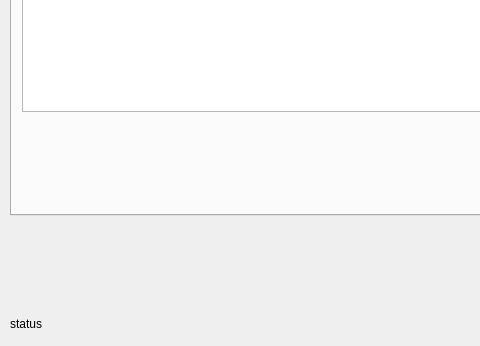
feferreira/PCash, file PCash-desktop/widget.ui: the form before one commit; both pictures show x 0 to 480 and y 275 to 621 of the 1304 by 621 pixel window.
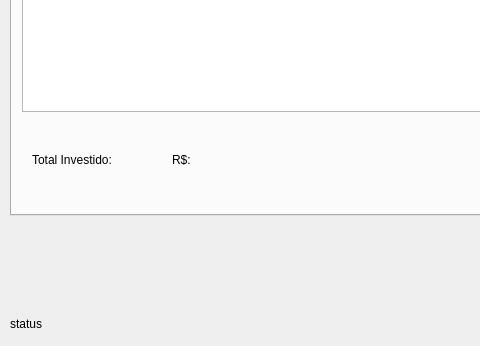
The form after the commit. The open tabs and pages were chosen to show the change.

```diff
--- a/PCash-desktop/widget.ui
+++ b/PCash-desktop/widget.ui
@@ -39,6 +39,32 @@
       </rect>
      </property>
     </widget>
+    <widget class="QLabel" name="label_9">
+     <property name="geometry">
+      <rect>
+       <x>20</x>
+       <y>380</y>
+       <width>101</width>
+       <height>18</height>
+      </rect>
+     </property>
+     <property name="text">
+      <string>Total Investido:</string>
+     </property>
+    </widget>
+    <widget class="QLabel" name="labelTotalInvestido">
+     <property name="geometry">
+      <rect>
+       <x>160</x>
+       <y>380</y>
+       <width>58</width>
+       <height>18</height>
+      </rect>
+     </property>
+     <property name="text">
+      <string>R$:</string>
+     </property>
+    </widget>
    </widget>
    <widget class="QWidget" name="tab_2">
     <attribute name="title">
```
Left out of the diff: 2 changed lines with no effect on the pictures.
